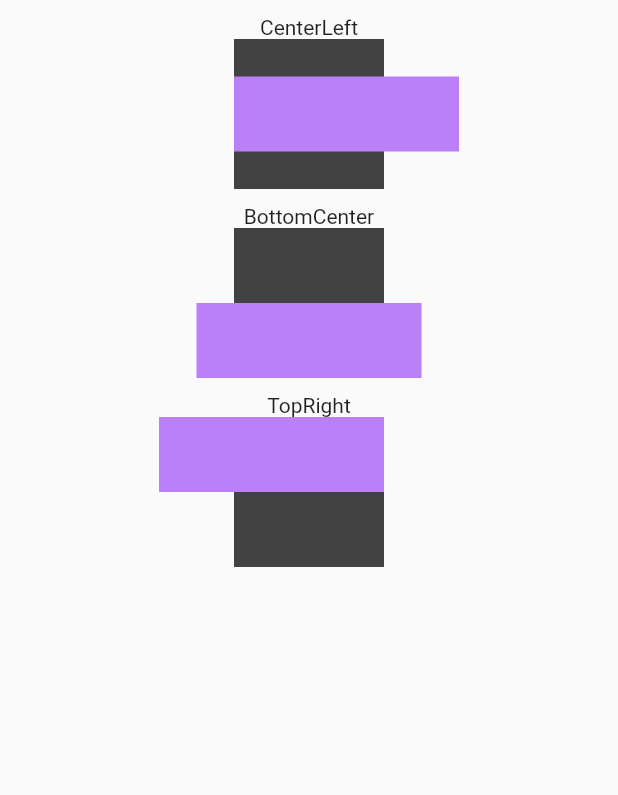
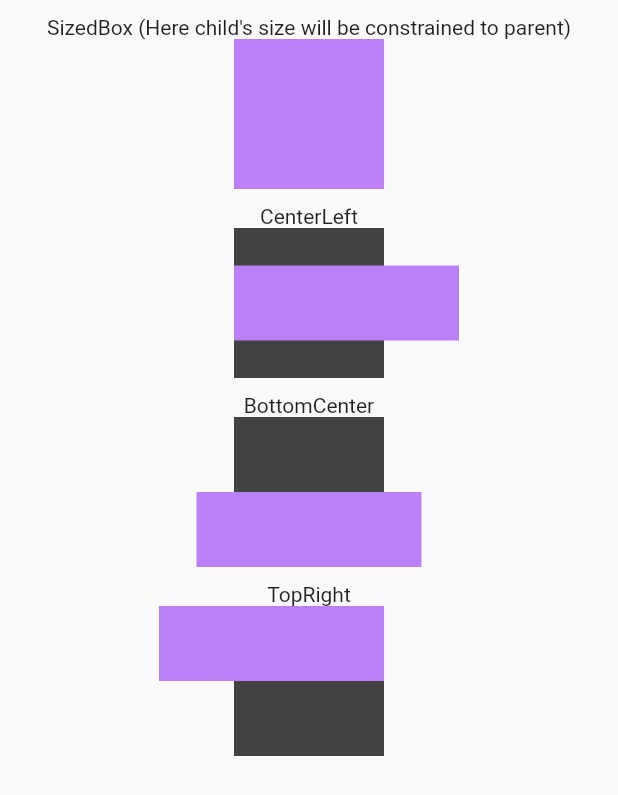
Before and after one commit to ACM-VIT/fludget, a Flutter app: the SizedOverflowBoxImplementation screen opened directly, on a phone screen of 412 x 824 dp. Shown: the top 795 px of the screen. Run offline on Flutter 3.47's test engine with Material 2 defaults, Android fonts, the light colour scheme and no system bars; our stand-ins replace file_picker, package_info_plus, shared_preferences, webview_flutter; missing offline and left inert: syntax_highlighter; accounts and stored records are empty.

Commit message:
Added SizedBox

```diff
--- a/lib/routes/SizedOverflowBox.dart
+++ b/lib/routes/SizedOverflowBox.dart
@@ -9,6 +9,18 @@ class SizedOverflowBoxImplementation extends StatelessWidget {
     return Scaffold(
       body: Column(
         children: [
+          SizedBox(height: 10,),
+          Text("SizedBox (Here child's size will be constrained to parent)"),
+          Center(
+            child: Container(
+              color: Theme.of(context).secondaryHeaderColor,
+              child: SizedBox(
+                height: 100,
+                width: 100,
+                child: Container(height: 50.0, width: 150.0, color: Theme.of(context).primaryColor),
+              ),
+            ),
+          ),
           SizedBox(height: 10,),
           Text("CenterLeft"),
           Center(
--- a/lib/widgetList.dart
+++ b/lib/widgetList.dart
@@ -9,6 +9,7 @@ import 'package:fludget/routes/TabBar.dart';
 import 'package:fludget/routes/DatePickerDialog.dart';
 import 'package:fludget/routes/FormField.dart';
 import 'package:fludget/routes/FutureBuilder.dart';
+import 'package:fludget/routes/focus_node.dart';
 import 'package:fludget/routes/fractionally_sized_box.dart';
 import 'package:fludget/routes/gridPaper.dart';
 import 'package:fludget/routes/IgnorePointer.dart';
@@ -737,11 +738,10 @@ const List<WidgetModel> widgets = [
       subtitle: "Implementation of BackdropFilter Widget",
       implementation: BackdropFilterImplementation(),
       description: BackdropFilterDescription(),
-      link:
-      "https://api.flutter.dev/flutter/widgets/BackdropFilter-class.html",
+      link: "https://api.flutter.dev/flutter/widgets/BackdropFilter-class.html",
       category: [WidgetCategoy.Animation],
       codeString: BackdropFilterCode()),
-WidgetModel(
+  WidgetModel(
     name: "Placeholder Widget",
     link:
         "https://api.flutter.dev/flutter/widgets/Placeholder-class.html#:~:text=Placeholder%20class%20Null%20safety,sized%20to%20fit%20its%20container.",
@@ -842,4 +842,13 @@ WidgetModel(
         category: [WidgetCategoy.Layout],
         codeString: SizedOverflowBoxCode()
     ),
+  WidgetModel(
+    name: "Focus Node",
+    link: "https://api.flutter.dev/flutter/widgets/FocusNode-class.html",
+    subtitle: "Implementation of FocuNode widget",
+    implementation: FocusNodeImp(),
+    description: FocuNodeDesc(),
+    category: [WidgetCategoy.Accessibility],
+    codeString: FocusNodeCode(),
+  )
 ];
```
